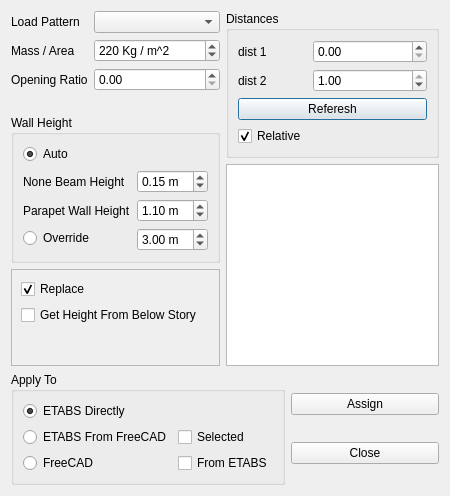
Qt form widgets/assign/wall_load_on_frames.ui (ebrahimraeyat/civilTools) before a commit.
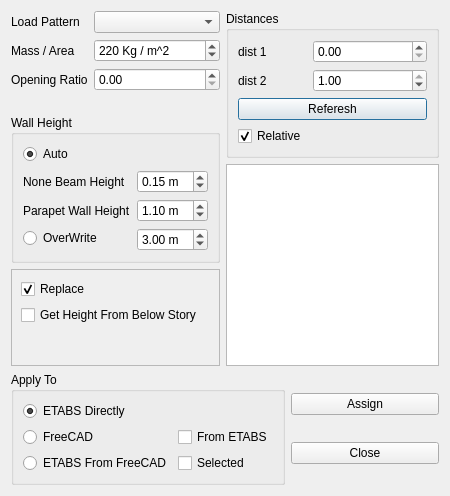
The same form after that commit. Icons and pictures are not drawn.

The edit to the form file:
```diff
--- a/widgets/assign/wall_load_on_frames.ui
+++ b/widgets/assign/wall_load_on_frames.ui
@@ -156,7 +156,7 @@
           <item row="3" column="0">
            <widget class="QRadioButton" name="override_height">
             <property name="text">
-             <string>Override</string>
+             <string>OverWrite</string>
             </property>
             <property name="checked">
              <bool>false</bool>
@@ -385,33 +385,33 @@
           </property>
          </widget>
         </item>
-        <item row="1" column="0">
-         <widget class="QRadioButton" name="etabs_from_freecad_button">
-          <property name="text">
-           <string>ETABS From FreeCAD</string>
-          </property>
-          <property name="icon">
-           <iconset resource="../../civiltools.qrc">
-            <normaloff>:/civiltools/images/etabs.png</normaloff>:/civiltools/images/etabs.png</iconset>
-          </property>
-          <property name="iconSize">
-           <size>
-            <width>20</width>
-            <height>20</height>
-           </size>
-          </property>
-          <property name="shortcut">
-           <string>Ctrl+S</string>
-          </property>
-         </widget>
-        </item>
-        <item row="1" column="1">
+        <item row="5" column="1">
          <widget class="QCheckBox" name="selected_wall">
           <property name="text">
            <string>Selected</string>
           </property>
          </widget>
         </item>
+        <item row="5" column="0">
+         <widget class="QRadioButton" name="etabs_from_freecad_button">
+          <property name="text">
+           <string>ETABS From FreeCAD</string>
+          </property>
+          <property name="icon">
+           <iconset resource="../../civiltools.qrc">
+            <normaloff>:/civiltools/images/etabs.png</normaloff>:/civiltools/images/etabs.png</iconset>
+          </property>
+          <property name="iconSize">
+           <size>
+            <width>20</width>
+            <height>20</height>
+           </size>
+          </property>
+          <property name="shortcut">
+           <string>Ctrl+S</string>
+          </property>
+         </widget>
+        </item>
        </layout>
       </widget>
      </item>
```
